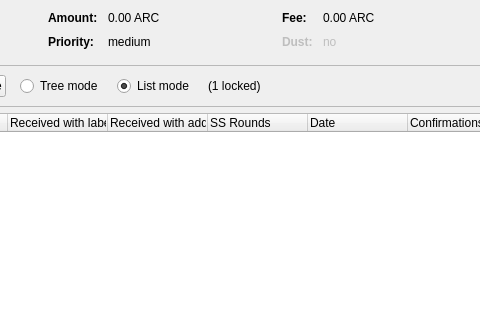
This is src/qt/forms/coincontroldialog.ui in AdvancedTechnologyCoin/arc_core as Qt 5 draws it before an edit; both pictures show x 204 to 684 and y 0 to 320 of the 954 by 500 pixel window. The edited form follows.
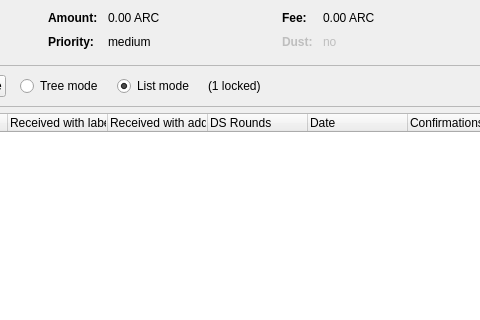
This is the edited form. Custom widgets are drawn as their Qt base class.

```diff
--- a/src/qt/forms/coincontroldialog.ui
+++ b/src/qt/forms/coincontroldialog.ui
@@ -477,7 +477,7 @@
      </column>
      <column>
       <property name="text">
-       <string>SS Rounds</string>
+       <string>DS Rounds</string>
       </property>
      </column>
      <column>
```
